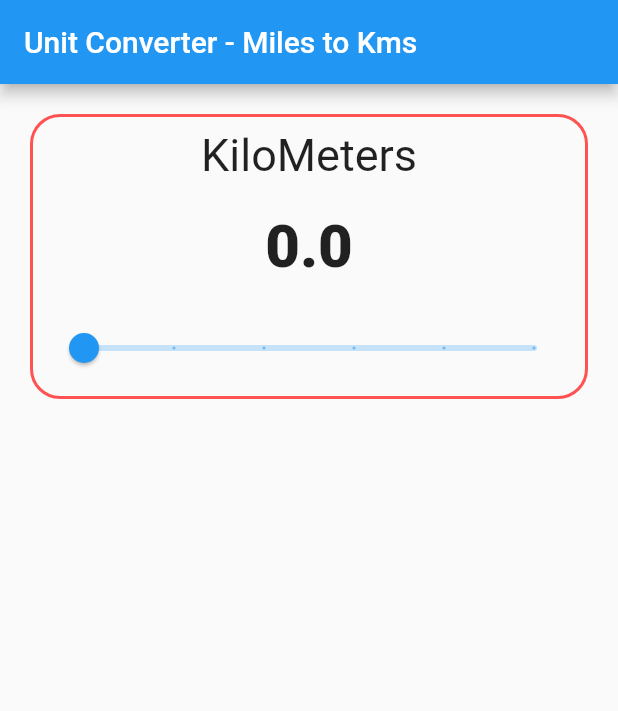
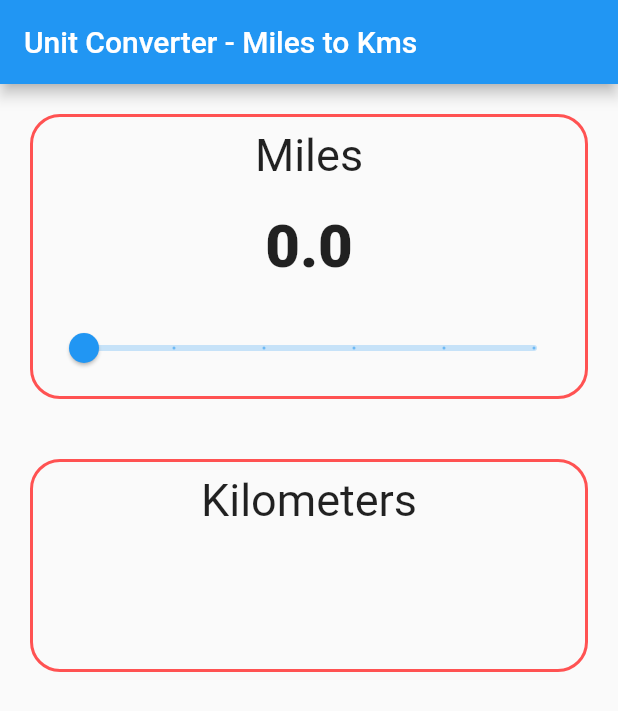
Before and after one commit to lokeshramamoorthi/anyconverter, a Flutter app: the screen it shows after launch, on a phone screen of 412 x 824 dp. Shown: the top 711 px of the screen. Run offline on Flutter 3.47's test engine with Material 2 defaults, Android fonts, the phone set to English and light mode, and no system bars.

Commit message:
Edited conversion screen

```diff
--- a/lib/screens/coversionscreen.dart
+++ b/lib/screens/coversionscreen.dart
@@ -15,9 +15,9 @@ class ConversionScreen extends StatelessWidget {
             crossAxisAlignment: CrossAxisAlignment.stretch,
             children: [
               DisplayUnitBox(
-                  baseUnitName: "KiloMeters",
+                  baseUnitName: "Miles",
                   baseUnitValue: "0.0",
-                  convertedUnitName: "Miles"),
+                  convertedUnitName: "Kilometers"),
             ],
           ),
         ),
@@ -47,7 +47,10 @@ class _DisplayUnitBoxState extends State<DisplayUnitBox> {
 
   @override
   Widget build(BuildContext context) {
-    return Container(
+    return Column(
+      crossAxisAlignment: CrossAxisAlignment.stretch,
+      children: [
+        Container(
           margin: EdgeInsets.all(20.0),
           decoration: BoxDecoration(
               border: Border.all(
@@ -83,11 +86,45 @@ class _DisplayUnitBoxState extends State<DisplayUnitBox> {
                       setState(() {
                         _currentSliderValue = value;
                         widget.baseUnitValue = value.toStringAsFixed(2);
+                        widget.convertedUnitValue =
+                            (value * 1.609).toStringAsFixed(2);
                       });
                     })
               ],
             ),
           ),
+        ),
+        Container(
+          margin: EdgeInsets.all(20.0),
+          decoration: BoxDecoration(
+              border: Border.all(
+                color: Colors.redAccent,
+                width: 2,
+              ),
+              borderRadius: BorderRadius.circular(20.0)),
+          child: Padding(
+            padding: const EdgeInsets.all(8.0),
+            child: Column(
+              children: [
+                Text(
+                  this.widget.convertedUnitName,
+                  style: TextStyle(fontSize: 30.0),
+                ),
+                Container(
+                  padding: EdgeInsets.all(20.0),
+                  child: Text(
+                    this.widget.convertedUnitValue,
+                    style: TextStyle(
+                      fontSize: 40.0,
+                      fontWeight: FontWeight.w900,
+                    ),
+                  ),
+                ),
+              ],
+            ),
+          ),
+        ),
+      ],
     );
   }
 }
```
Lines whose indentation alone changed are shown as unchanged.
